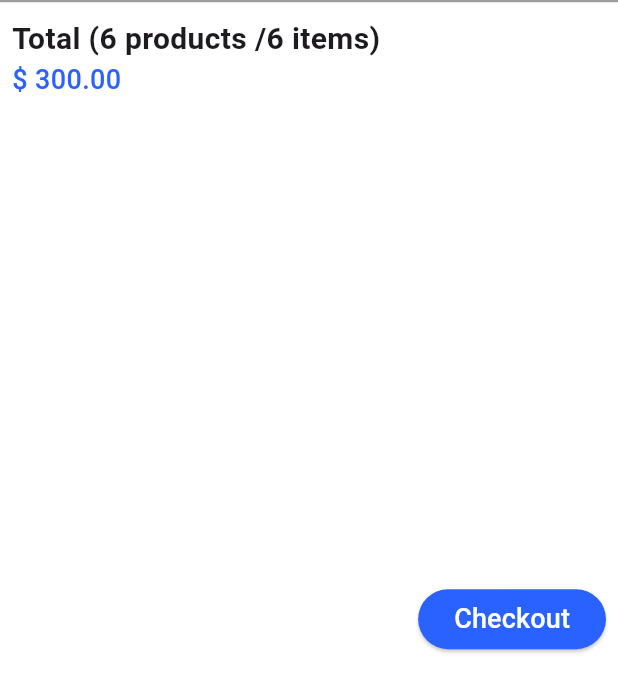
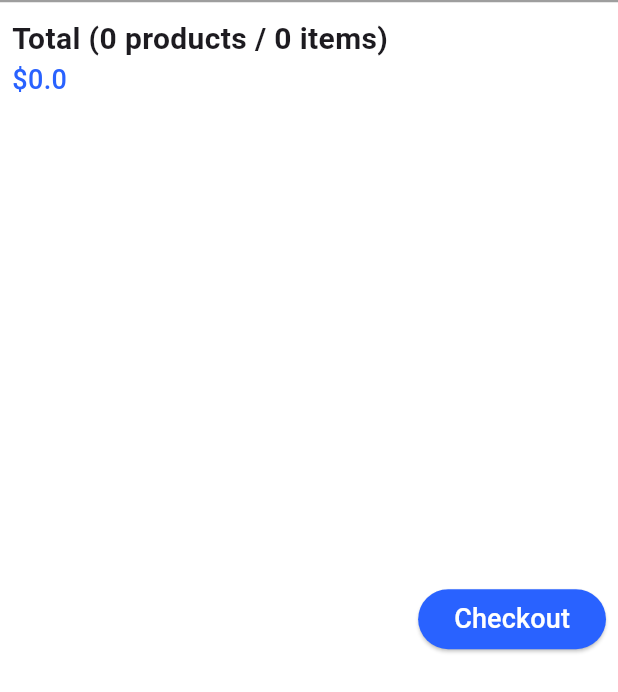
Before and after one commit to AhmedKhaled8907/e_commerce, a Flutter app: the CartBottomCheckout widget shown alone on an empty page, opened directly, on a phone screen of 412 x 824 dp. Shown: the top 692 px of the screen. Run offline on Flutter 3.47's test engine with Material 3 defaults, Android fonts, the phone set to English and light mode, and no system bars; our stand-ins replace card_swiper, fancy_shimmer_image, flutter_iconly, image_picker, ionicons, shared_preferences and 1 more; missing offline and left inert: dynamic_height_grid_view; accounts and stored records are empty.

Commit message:
showing the right amount , quantity and price in cart bottom checkout

```diff
--- a/lib/providers/cart_provider.dart
+++ b/lib/providers/cart_provider.dart
@@ -1,4 +1,5 @@
 import 'package:e_commerce/models/cart_model.dart';
+import 'package:e_commerce/providers/prodcut_provider.dart';
 import 'package:flutter/material.dart';
 import 'package:uuid/uuid.dart';
 
@@ -46,4 +47,24 @@ class CartProvider extends ChangeNotifier {
     _cartItems.clear();
     notifyListeners();
   }
+
+  double getTotal({required ProductProvider productProvider}) {
+    double total = 0.0;
+    _cartItems.forEach((key, value) {
+      final getCurrentProduct =
+          productProvider.findProductById(value.productId);
+      if (getCurrentProduct == null) {
+        total += 0.0;
+      } else {
+        total += double.parse(getCurrentProduct.productPrice) * value.quantity;
+      }
+    });
+    return total;
+  }
+
+  int getTotalQuantity() {
+    int total = 0;
+    _cartItems.forEach((key, value) {total += value.quantity;});
+    return total;
+  }
 }
--- a/lib/screens/cart/cart_bottom_checkout.dart
+++ b/lib/screens/cart/cart_bottom_checkout.dart
@@ -1,12 +1,19 @@
+import 'package:e_commerce/providers/prodcut_provider.dart';
 import 'package:e_commerce/widgets/subtitle_text.dart';
 import 'package:e_commerce/widgets/title_text.dart';
 import 'package:flutter/material.dart';
+import 'package:provider/provider.dart';
+
+import '../../providers/cart_provider.dart';
 
 class CartBottomCheckout extends StatelessWidget {
   const CartBottomCheckout({super.key});
 
   @override
   Widget build(BuildContext context) {
+    final cartProvider = Provider.of<CartProvider>(context);
+    final productProvider = Provider.of<ProductProvider>(context);
+
     return Container(
       decoration: BoxDecoration(
         color: Theme.of(context).scaffoldBackgroundColor,
@@ -25,11 +32,16 @@ class CartBottomCheckout extends StatelessWidget {
             Column(
               crossAxisAlignment: CrossAxisAlignment.start,
               children: [
-                const FittedBox(
-                  child: TitleText(label: 'Total (6 products /6 items)'),
+                FittedBox(
+                  fit: BoxFit.scaleDown,
+                  child: TitleText(
+                    label:
+                        'Total (${cartProvider.getCarts.length} products / ${cartProvider.getTotalQuantity()} items)',
+                  ),
                 ),
                 SubtitleText(
-                  label: '\$ 300.00',
+                  label:
+                      '\$${cartProvider.getTotal(productProvider: productProvider)}',
                   color: Colors.blueAccent.shade700,
                   fontWeight: FontWeight.w500,
                 ),
```
Also changed, not shown: lib/screens/cart/cart_screen.dart (+7 -1 lines), lib/widgets/custom_empty_bag.dart (+8 -1 lines).
